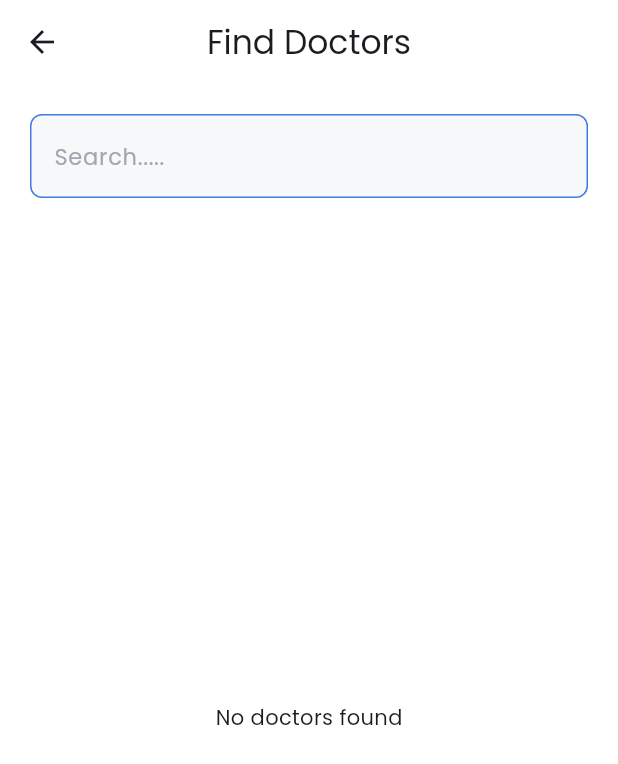
After one commit to NairaShanshan/HealthCare_App_Final_Project-, a Flutter app: the HomeScreen screen opened directly, after a tap on "Search.......", on a phone screen of 412 x 824 dp. The commit adds this screen. Shown: the top 764 px of the screen. Run offline on Flutter 3.47's test engine with Material 3 defaults, Android fonts, the phone set to English and light mode, and no system bars; our stand-ins replace cloud_firestore, dartz, firebase_auth, firebase_core, flutter_bloc, flutter_svg and 7 more; accounts and stored records are empty.

Commit message:
'Working on the search screen'

```diff
--- a/lib/core/routes/routes.dart
+++ b/lib/core/routes/routes.dart
@@ -7,11 +7,13 @@ import 'package:healthcare_app/features/auth/presentation/cubit/cubit.dart';
 
 import 'package:healthcare_app/features/auth/presentation/pages/signin_screen.dart';
 import 'package:healthcare_app/features/auth/presentation/pages/signup_screen.dart';
+import 'package:healthcare_app/features/doctor/page/doctor_screen.dart';
 import 'package:healthcare_app/features/home/domain/enitites/doctor_entity.dart';
 
 import 'package:healthcare_app/features/main/main_screen.dart';
 import 'package:healthcare_app/features/onboarding/onboarding_screen.dart';
 import 'package:healthcare_app/features/profile/presentation/pages/edit_profile.dart';
+import 'package:healthcare_app/features/search/page/search_screen.dart';
 
 import 'package:healthcare_app/features/splash/splash_screen.dart';
 import 'package:healthcare_app/features/welcome/welcome_screen.dart';
@@ -33,6 +35,8 @@ class Routes {
   static const String detailedScreen = '/detailed_screen';
   static const String booking = '/screen1';
   static const String selectDate = '/select-date_screen';
+  static const String search = '/search';
+  static const String doctorScreen = '/doctorScreen';
 
   static final routes = GoRouter(
     initialLocation: splash,
@@ -75,6 +79,15 @@ class Routes {
         },
       ),
       GoRoute(
+        path: search,
+        builder: (context, state) {
+          return SearchScreen(
+
+              searchKey: state.extra as String
+          );
+        },
+      ),
+      GoRoute(
         path: booking,
         builder: (context, state) => const AppointmentInfoScreen(),
       ),
@@ -89,6 +102,10 @@ class Routes {
           );
         },
       ),
+      GoRoute(
+        path: doctorScreen,
+        builder: (context, state) => const DoctorScreen(),
+      ),
     ],
   );
 }
--- /dev/null
+++ b/lib/core/services/doctor_services.dart
@@ -0,0 +1,14 @@
+import 'package:cloud_firestore/cloud_firestore.dart';
+
+class DoctorService {
+  static CollectionReference doctorCollection =
+  FirebaseFirestore.instance.collection('doctor');
+
+  static Future<QuerySnapshot> searchDoctorsByName(String searchKey) {
+    return doctorCollection
+        .orderBy('name')
+        .startAt([searchKey])
+        .endAt(['$searchKey\uf8ff'])
+        .get();
+  }
+}
--- a/lib/core/widgets/main_button.dart
+++ b/lib/core/widgets/main_button.dart
@@ -11,7 +11,7 @@ class MainButton extends StatelessWidget {
     this.height = 56,
     this.borderColor,
     this.bgcolor = AppColors.primaryColor,
-    this.textColor = AppColors.backgroundColor,
+    this.textColor = AppColors.backgroundColor,  this.borderRadius = const BorderRadius.all(Radius.circular(30)),
   });
 
   final String text;
@@ -21,6 +21,7 @@ class MainButton extends StatelessWidget {
   final double height;
   final Color? borderColor;
   final Color textColor;
+  final BorderRadiusGeometry borderRadius ;
   @override
   Widget build(BuildContext context) {
     return SizedBox(
@@ -34,7 +35,7 @@ class MainButton extends StatelessWidget {
           ),
           backgroundColor: bgcolor,
           shape:
-              RoundedRectangleBorder(borderRadius: BorderRadius.circular(30)),
+              RoundedRectangleBorder(borderRadius: borderRadius),
         ),
         onPressed: onPressed,
         child: Text(
--- a/lib/core/widgets/main_text_form_field.dart
+++ b/lib/core/widgets/main_text_form_field.dart
@@ -12,13 +12,14 @@ class MainTextFormField extends StatelessWidget {
     this.prefixIcon,
     this.onSaved,
     this.isPassword = false,
-    this.validator, this.borderColor, this.suffixIconColor, this.controller,
+    this.validator, this.borderColor, this.suffixIconColor, this.controller, this.onchange,
   });
   final String hintText;
   final TextInputType textInputType;
   final Widget? suffixIcon;
   final Widget? prefixIcon;
   final void Function(String?)? onSaved;
+  final  void Function(String)? onchange;
   final bool isPassword;
   final String? Function(String?)? validator;
   final Color? borderColor;
@@ -28,6 +29,7 @@ class MainTextFormField extends StatelessWidget {
   @override
   Widget build(BuildContext context) {
     return TextFormField(
+      onChanged: onchange,
       controller: controller,
       obscureText: isPassword,
       onSaved: onSaved,
--- a/lib/features/home/presentation/widgets/home_screen_body.dart
+++ b/lib/features/home/presentation/widgets/home_screen_body.dart
@@ -23,6 +23,7 @@ class HomeScreenBody extends StatefulWidget {
 
 class _HomeScreenBodyState extends State<HomeScreenBody> {
   List<DoctorEntity> popularDoctors = [];
+
   @override
   void initState() {
     // TODO: implement initState
@@ -44,19 +45,27 @@ class _HomeScreenBodyState extends State<HomeScreenBody> {
           children: [
             SizedBox(
               height: height / 3.6,
-              child: const Stack(
+              child: Stack(
                 children: [
-                  HomeScreenHeader(),
+                  const HomeScreenHeader(),
                   Align(
-                    alignment: AlignmentGeometry.bottomCenter,
+                    alignment: Alignment.bottomCenter,
                     child: Padding(
-                      padding: EdgeInsets.symmetric(horizontal: 16.0),
-                      child: MainTextFormField(
-                        hintText: 'Search.......',
-                        textInputType: TextInputType.text,
+                      padding: const EdgeInsets.symmetric(horizontal: 16.0),
+                      child: InkWell(
+                        borderRadius: BorderRadius.circular(15),
+                        onTap: () {
+                          pushTo(context: context, path: Routes.search , extra: '' );
+                        },
+                        child:const  AbsorbPointer(
+                          child: MainTextFormField(
+                            hintText: 'Search.......',
+                            textInputType: TextInputType.text,
+                          ),
+                        ),
                       ),
                     ),
-                  ),
+                  )
                 ],
               ),
             ),
--- /dev/null
+++ b/lib/features/search/page/search_screen.dart
@@ -0,0 +1,207 @@
+import 'package:cloud_firestore/cloud_firestore.dart';
+import 'package:flutter/material.dart';
+import 'package:gap/gap.dart';
+import 'package:healthcare_app/core/services/doctor_services.dart';
+import 'package:healthcare_app/core/widgets/main_text_form_field.dart';
+
+import '../../../core/constants/app_images.dart';
+
+
+import '../../home/presentation/widgets/detailed_doctor_card.dart';
+// //
+// // class SearchScreen extends StatelessWidget {
+// //   const SearchScreen({super.key, required this.popularDoctor, required this.searchKey});
+// //   final List<DoctorEntity> popularDoctor;
+// //   final String searchKey;
+// //   @override
+// //   Widget build(BuildContext context) {
+// //     return Scaffold(
+// //       appBar: AppBar(
+// //         title:const  Text('Find Doctors '),
+// //         centerTitle: true,
+// //       ),
+// //       body: FutureBuilder(
+// //         future: DoctorService.searchDoctorsByName(searchKey),
+// //         builder: (BuildContext context, AsyncSnapshot<QuerySnapshot> snapshot){
+// //           if (!snapshot.hasData) {
+// //             return const Center(child: CircularProgressIndicator());
+// //           }
+// //           return   Padding(
+// //             padding: const EdgeInsets.all(20.0),
+// //             child: Column(
+// //               children: [
+// //                 const MainTextFormField(hintText: 'Search.....',  textInputType: TextInputType.text),
+// //                 const Gap(20) ,
+// //                 Expanded(
+// //                   child: ListView.separated(
+// //                       itemBuilder: (context, index) {
+// //                         final doc = snapshot.data!.docs[index];
+// //                         return  DetailedDoctorCard(
+// //                         doctorName: doc['name'],
+// //                         specialty: doc['specialization'],
+// //                         rating: doc['rating'],
+// //                           imagePath: AppImages.doctorOne,
+// //
+// //                         );
+// //                       },
+// //                       separatorBuilder: (context ,index) => const Divider(),
+// //                       itemCount: snapshot.data!.docs.length),
+// //                 ) ,
+// //
+// //
+// //               ],
+// //             ),
+// //           );
+// //         } ,
+// //
+// //       ),
+// //     );
+// //   }
+// // }
+// //
+//
+// import 'package:cloud_firestore/cloud_firestore.dart';
+// import 'package:flutter/material.dart';
+// import 'package:gap/gap.dart';
+// import 'package:healthcare_app/core/services/doctor_services.dart';
+// import 'package:healthcare_app/core/widgets/main_text_form_field.dart';
+//
+// import '../../../core/constants/app_images.dart';
+//
+// import '../../home/domain/enitites/doctor_entity.dart';
+// import '../../home/presentation/widgets/detailed_doctor_card.dart';
+//
+// class SearchScreen extends StatelessWidget {
+//   const SearchScreen({super.key, required this.searchKey});
+//
+//   final String searchKey;
+//   @override
+//   Widget build(BuildContext context) {
+//     return Scaffold(
+//       appBar: AppBar(
+//         title:const  Text('Find Doctors '),
+//         centerTitle: true,
+//       ),
+//       body: FutureBuilder(
+//         future: DoctorService.searchDoctorsByName(searchKey),
+//         builder: (BuildContext context, AsyncSnapshot<QuerySnapshot> snapshot){
+//           if (!snapshot.hasData) {
+//             return const Center(child: CircularProgressIndicator());
+//           }
+//           return   Padding(
+//             padding: const EdgeInsets.all(20.0),
+//             child: Column(
+//               children: [
+//                 const MainTextFormField(hintText: 'Search.....',  textInputType: TextInputType.text),
+//                 const Gap(20) ,
+//                 Expanded(
+//                   child: ListView.separated(
+//                       itemBuilder: (context, index) {
+//                         final doc = snapshot.data!.docs[index];
+//                         return  DetailedDoctorCard(
+//                           doctorName: doc['name'],
+//                           specialty: doc['specialization'],
+//                           rating: doc['rating'],
+//                           imagePath: AppImages.doctorOne,
+//
+//                         );
+//                       },
+//                       separatorBuilder: (context ,index) => const Divider(),
+//                       itemCount: snapshot.data!.docs.length),
+//                 ) ,
+//
+//
+//               ],
+//             ),
+//           );
+//         } ,
+//
+//       ),
+//     );
+//   }
+// }
+//
+
+
+class SearchScreen extends StatefulWidget {
+  const SearchScreen({super.key, required this.searchKey});
+
+  final String searchKey;
+
+  @override
+  State<SearchScreen> createState() => _SearchScreenState();
+}
+
+class _SearchScreenState extends State<SearchScreen> {
+  late TextEditingController _controller;
+  late String _searchKey;
+  late Future<QuerySnapshot> _searchFuture;
+
+  @override
+  void initState() {
+    super.initState();
+    _searchKey = widget.searchKey;
+    _controller = TextEditingController(text: _searchKey);
+    _searchFuture = DoctorService.searchDoctorsByName(_searchKey);
+  }
+
+  void _onSearchChanged(String value) {
+    setState(() {
+      _searchKey = value.trim(); // ✅ String فقط
+      _searchFuture = DoctorService.searchDoctorsByName(_searchKey);
+    });
+  }
+
+  @override
+  void dispose() {
+    _controller.dispose();
+    super.dispose();
+  }
+
+  @override
+  Widget build(BuildContext context) {
+    return Scaffold(
+      appBar: AppBar(title: const Text('Find Doctors'), centerTitle: true),
+      body: Padding(
+        padding: const EdgeInsets.all(20.0),
+        child: Column(
+          children: [
+            MainTextFormField(
+              hintText: 'Search.....',
+              textInputType: TextInputType.text,
+              controller: _controller,
+              onchange: _onSearchChanged,
+            ),
+            const Gap(20),
+            Expanded(
+              child: FutureBuilder<QuerySnapshot>(
+                future: _searchFuture,
+                builder: (context, snapshot) {
+                  if (!snapshot.hasData) {
+                    return const Center(child: CircularProgressIndicator());
+                  }
+                  if (snapshot.data!.docs.isEmpty) {
+                    return const Center(child: Text("No doctors found"));
+                  }
+                  return ListView.separated(
+                    itemCount: snapshot.data!.docs.length,
+                    separatorBuilder: (_, __) => const Divider(),
+                    itemBuilder: (context, index) {
+                      final doc = snapshot.data!.docs[index];
+                      return DetailedDoctorCard(
+                        doctorName: doc['name'],
+                        specialty: doc['specialization'],
+                        rating: doc['rating'],
+                        imagePath: AppImages.doctorOne,
+                      );
+                    },
+                  );
+                },
+              ),
+            ),
+          ],
+        ),
+      ),
+    );
+  }
+}
```
Also changed, not shown: lib/features/doctor/page/doctor_screen.dart (+4 -5 lines), lib/features/home/presentation/widgets/detailed_doctor_card.dart (+41 -25 lines).
